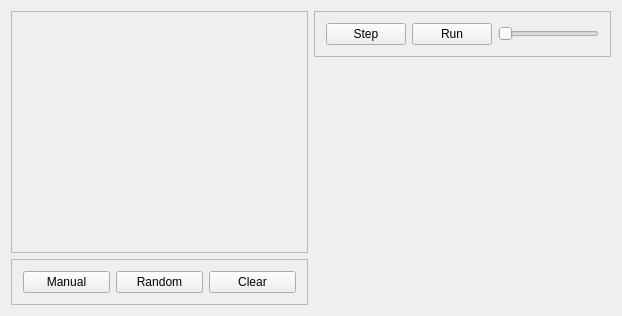
This is Life/Life/life.ui in sergrt/lifegame as Qt 5 draws it before an edit. The edited form follows.
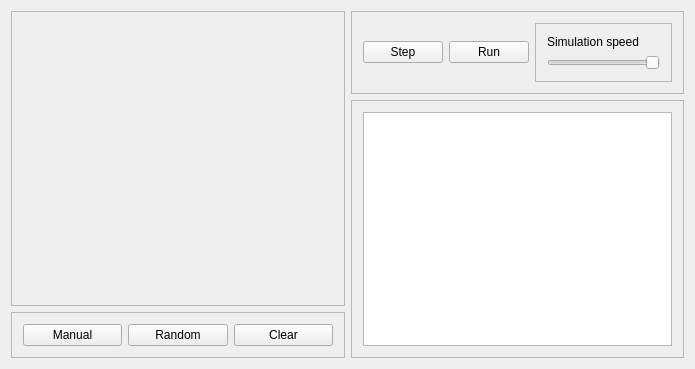
This is the edited form.

Commit message: Add another view with ui controls Add start-stop-step controls Add speed control Add logging with step notifications and detection that all cells are dead

The edit to the form file:
```diff
--- a/Life/Life/life.ui
+++ b/Life/Life/life.ui
@@ -6,15 +6,25 @@
    <rect>
     <x>0</x>
     <y>0</y>
-    <width>622</width>
-    <height>316</height>
+    <width>695</width>
+    <height>369</height>
    </rect>
   </property>
   <property name="windowTitle">
    <string>Life</string>
   </property>
   <widget class="QWidget" name="centralWidget">
-   <layout class="QGridLayout" name="gridLayout_3" rowstretch="0,1,0" columnstretch="1,1">
+   <layout class="QGridLayout" name="gridLayout_3" rowstretch="0,1,0,0" columnstretch="1,1">
+    <item row="0" column="0" rowspan="3">
+     <widget class="QFrame" name="frameGrid">
+      <property name="frameShape">
+       <enum>QFrame::StyledPanel</enum>
+      </property>
+      <property name="frameShadow">
+       <enum>QFrame::Raised</enum>
+      </property>
+     </widget>
+    </item>
     <item row="0" column="1">
      <widget class="QFrame" name="frame">
       <property name="frameShape">
@@ -24,44 +34,74 @@
        <enum>QFrame::Raised</enum>
       </property>
       <layout class="QGridLayout" name="gridLayout">
-       <item row="0" column="0">
-        <widget class="QPushButton" name="pushButton">
-         <property name="text">
-          <string>Step</string>
-         </property>
-        </widget>
-       </item>
        <item row="0" column="1">
         <widget class="QPushButton" name="pushButton_2">
          <property name="text">
           <string>Run</string>
          </property>
+         <property name="checkable">
+          <bool>true</bool>
+         </property>
         </widget>
        </item>
        <item row="0" column="2">
-        <widget class="QSlider" name="horizontalSlider">
-         <property name="orientation">
-          <enum>Qt::Horizontal</enum>
+        <widget class="QFrame" name="frame_3">
+         <property name="frameShape">
+          <enum>QFrame::StyledPanel</enum>
+         </property>
+         <property name="frameShadow">
+          <enum>QFrame::Raised</enum>
+         </property>
+         <layout class="QGridLayout" name="gridLayout_4">
+          <item row="0" column="0">
+           <widget class="QLabel" name="label">
+            <property name="text">
+             <string>Simulation speed</string>
+            </property>
+           </widget>
+          </item>
+          <item row="1" column="0">
+           <widget class="QSlider" name="speed">
+            <property name="minimum">
+             <number>25</number>
+            </property>
+            <property name="maximum">
+             <number>3000</number>
+            </property>
+            <property name="singleStep">
+             <number>25</number>
+            </property>
+            <property name="pageStep">
+             <number>500</number>
+            </property>
+            <property name="orientation">
+             <enum>Qt::Horizontal</enum>
+            </property>
+            <property name="invertedAppearance">
+             <bool>true</bool>
+            </property>
+            <property name="invertedControls">
+             <bool>false</bool>
+            </property>
+            <property name="tickPosition">
+             <enum>QSlider::NoTicks</enum>
+            </property>
+           </widget>
+          </item>
+         </layout>
+        </widget>
+       </item>
+       <item row="0" column="0">
+        <widget class="QPushButton" name="step">
+         <property name="text">
+          <string>Step</string>
          </property>
         </widget>
        </item>
       </layout>
      </widget>
     </item>
-    <item row="1" column="1" rowspan="2">
-     <spacer name="verticalSpacer">
-      <property name="orientation">
-       <enum>Qt::Vertical</enum>
-      </property>
-      <property name="sizeHint" stdset="0">
-       <size>
-        <width>208</width>
-        <height>225</height>
-       </size>
-      </property>
-     </spacer>
-    </item>
-    <item row="2" column="0">
+    <item row="3" column="0">
      <widget class="QFrame" name="frame_2">
       <property name="frameShape">
        <enum>QFrame::StyledPanel</enum>
@@ -97,14 +137,19 @@
       </layout>
      </widget>
     </item>
-    <item row="0" column="0" rowspan="2">
-     <widget class="QFrame" name="frameGrid">
+    <item row="1" column="1" rowspan="3">
+     <widget class="QFrame" name="frame_4">
       <property name="frameShape">
        <enum>QFrame::StyledPanel</enum>
       </property>
       <property name="frameShadow">
        <enum>QFrame::Raised</enum>
       </property>
+      <layout class="QGridLayout" name="gridLayout_5">
+       <item row="0" column="0">
+        <widget class="QTextEdit" name="log"/>
+       </item>
+      </layout>
      </widget>
     </item>
    </layout>
```
Left out of the diff: 6 changed lines with no effect on the pictures. The commit also changes 10 other files.
